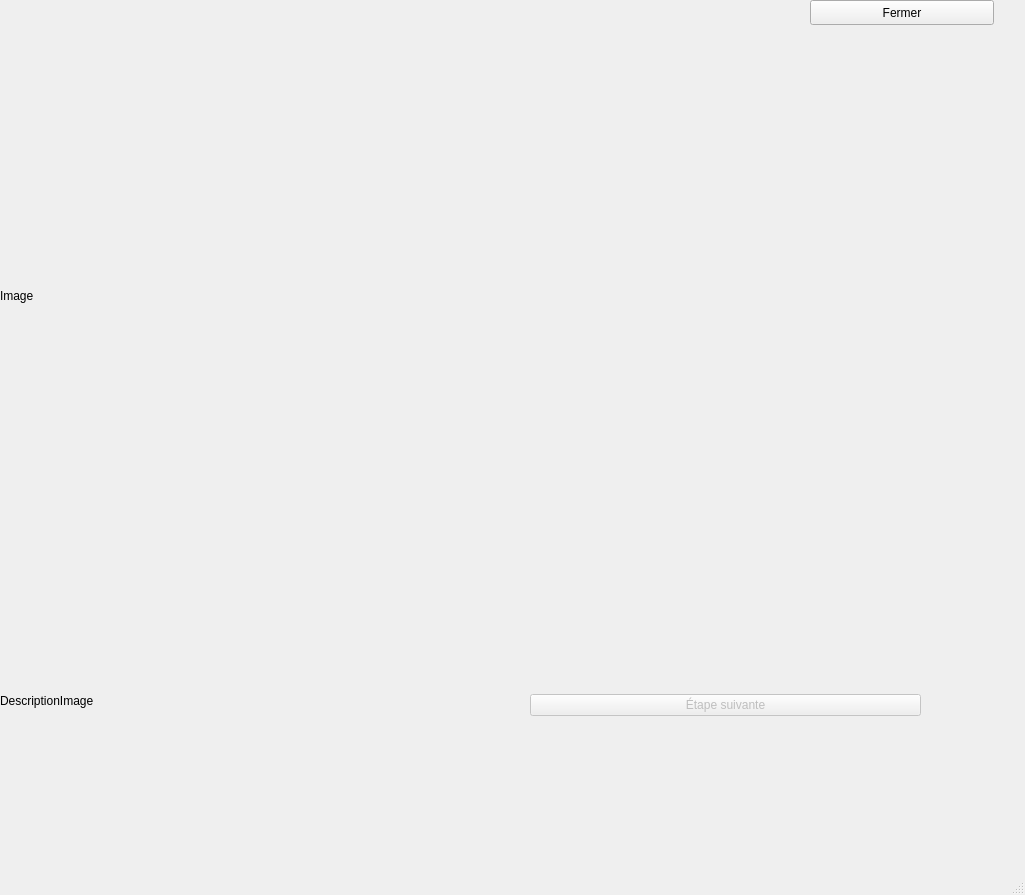
bts-lasalle-avignon-projets/ergonomic-workstation-2025, file ModuleGuidage/FenetreEtapes.ui: the form before one commit.
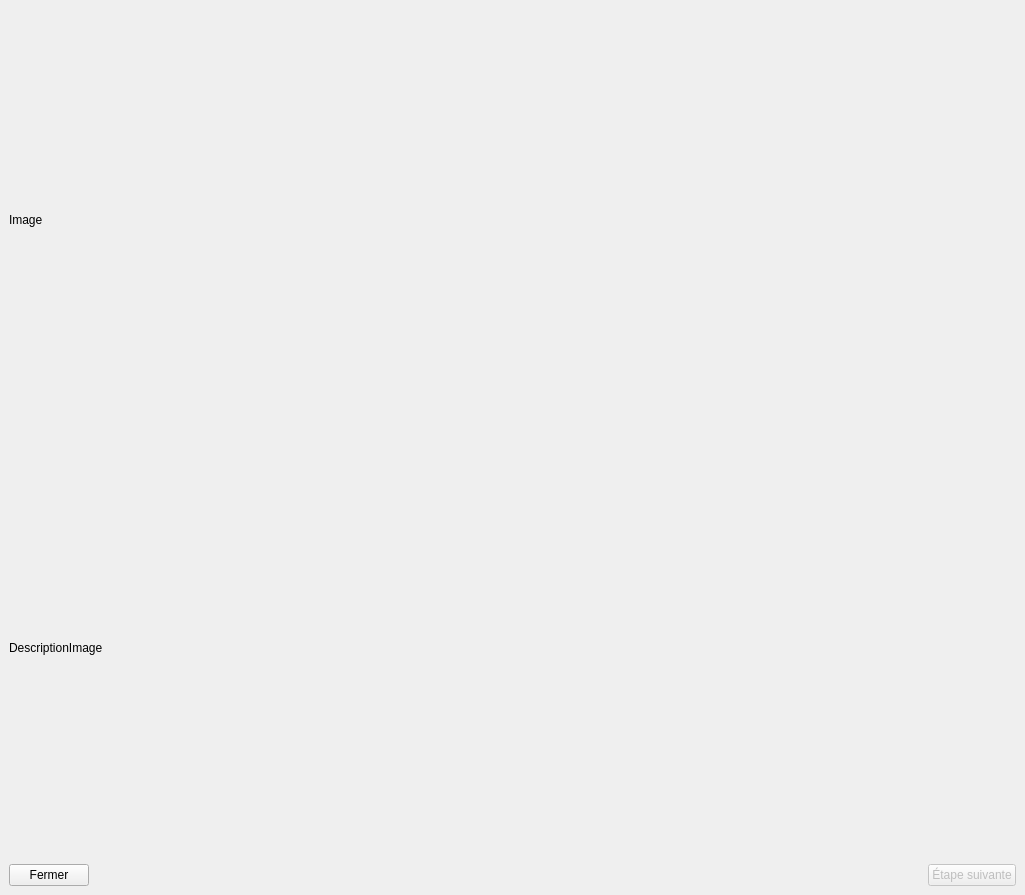
The form after the commit.

What changed in the file:
```diff
--- a/ModuleGuidage/FenetreEtapes.ui
+++ b/ModuleGuidage/FenetreEtapes.ui
@@ -14,15 +14,19 @@
    <string>MainWindow</string>
   </property>
   <widget class="QWidget" name="centralwidget">
-   <widget class="QWidget" name="horizontalLayoutWidget">
-    <property name="geometry">
-     <rect>
-      <x>0</x>
-      <y>560</y>
-      <width>431</width>
-      <height>281</height>
-     </rect>
-    </property>
+   <layout class="QVBoxLayout" name="verticalLayout">
+    <item>
+     <layout class="QHBoxLayout" name="horizontalLayout_2">
+      <item>
+       <widget class="QLabel" name="imageLabel">
+        <property name="text">
+         <string>Image</string>
+        </property>
+       </widget>
+      </item>
+     </layout>
+    </item>
+    <item>
     <layout class="QHBoxLayout" name="horizontalLayout">
      <item>
       <widget class="QLabel" name="statusLabel">
@@ -32,49 +36,29 @@
       </widget>
      </item>
     </layout>
-   </widget>
+    </item>
+    <item>
+     <layout class="QHBoxLayout" name="horizontalLayout_3">
+      <item>
    <widget class="QPushButton" name="boutonFermerFenetre">
-    <property name="geometry">
-     <rect>
-      <x>810</x>
-      <y>0</y>
-      <width>184</width>
-      <height>25</height>
-     </rect>
-    </property>
     <property name="text">
      <string>Fermer</string>
     </property>
    </widget>
-   <widget class="QWidget" name="horizontalLayoutWidget_2">
-    <property name="geometry">
-     <rect>
-      <x>0</x>
-      <y>40</y>
-      <width>991</width>
-      <height>511</height>
-     </rect>
-    </property>
-    <layout class="QHBoxLayout" name="horizontalLayout_2">
+      </item>
      <item>
-      <widget class="QLabel" name="imageLabel">
-       <property name="text">
-        <string>Image</string>
-       </property>
-      </widget>
-     </item>
-    </layout>
-   </widget>
-   <widget class="QWidget" name="layoutWidget">
-    <property name="geometry">
-     <rect>
-      <x>530</x>
-      <y>670</y>
-      <width>391</width>
-      <height>71</height>
-     </rect>
-    </property>
-    <layout class="QHBoxLayout" name="horizontalLayout_3">
+       <spacer name="horizontalSpacer">
+        <property name="orientation">
+         <enum>Qt::Horizontal</enum>
+        </property>
+        <property name="sizeHint" stdset="0">
+         <size>
+          <width>40</width>
+          <height>20</height>
+         </size>
+        </property>
+       </spacer>
+      </item>
      <item>
       <widget class="QPushButton" name="boutonEtapeSuivante">
        <property name="enabled">
@@ -89,19 +73,9 @@
       </widget>
      </item>
     </layout>
-   </widget>
-  </widget>
-  <widget class="QMenuBar" name="menubar">
-   <property name="geometry">
-    <rect>
-     <x>0</x>
-     <y>0</y>
-     <width>1025</width>
-     <height>22</height>
-    </rect>
-   </property>
-  </widget>
-  <widget class="QStatusBar" name="statusbar"/>
+    </item>
+   </layout>
+  </widget>
  </widget>
  <resources/>
  <connections/>
```
Lines whose indentation alone changed are shown as unchanged.
